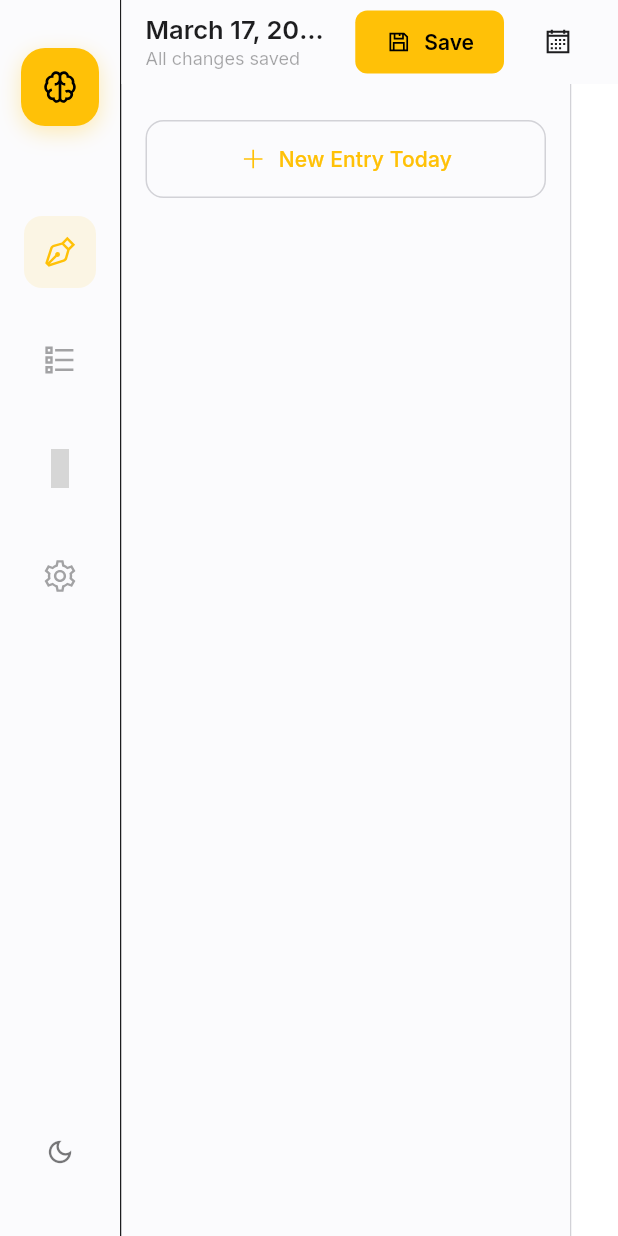
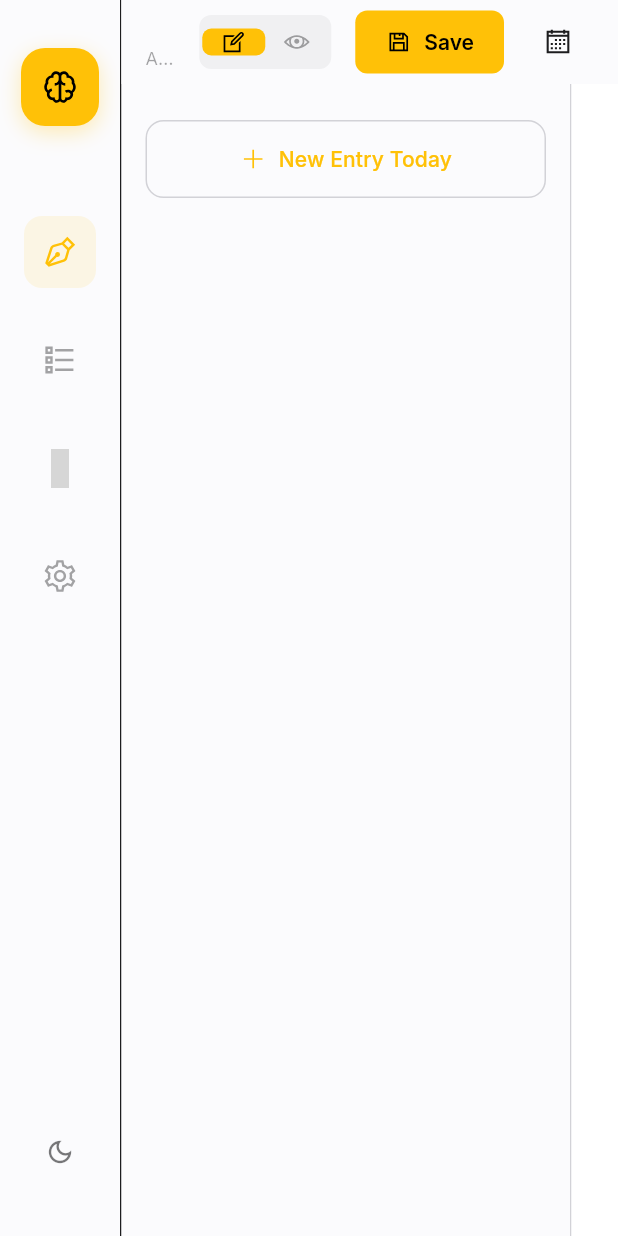
Before and after one commit to maskedsyntax/patterns, a Flutter app: the screen it shows after launch, on a phone screen of 412 x 824 dp. Run offline on Flutter 3.47's test engine with Material 3 defaults, Android fonts, the phone set to English and light mode, and no system bars; our stand-ins replace file_picker, fl_chart, flutter_markdown, flutter_riverpod, google_fonts, line_icons and 1 more; accounts and stored records are empty; grey boxes are pictures that could not be loaded.

Commit message:
Implement Markdown support in Journal with Edit/Preview modes and custom styling

```diff
--- a/lib/screens/journal_screen.dart
+++ b/lib/screens/journal_screen.dart
@@ -4,6 +4,7 @@ import 'package:flutter_riverpod/flutter_riverpod.dart';
 import 'package:google_fonts/google_fonts.dart';
 import 'package:intl/intl.dart';
 import 'package:line_icons/line_icons.dart';
+import 'package:flutter_markdown/flutter_markdown.dart';
 import '../providers/providers.dart';
 import '../models/models.dart';
 import '../database/db_helper.dart';
@@ -21,6 +22,7 @@ class _JournalScreenState extends ConsumerState<JournalScreen> {
   bool _isSaving = false;
   bool _hasUnsavedChanges = false;
   bool _initialLoadDone = false;
+  bool _isPreviewMode = false;
 
   @override
   void dispose() {
@@ -122,6 +124,31 @@ class _JournalScreenState extends ConsumerState<JournalScreen> {
           ],
         ),
         actions: [
+          Container(
+            height: 36,
+            decoration: BoxDecoration(
+              color: theme.colorScheme.onSurface.withOpacity(0.05),
+              borderRadius: BorderRadius.circular(8),
+            ),
+            padding: const EdgeInsets.all(2),
+            child: Row(
+              children: [
+                _ModeToggle(
+                  icon: LineIcons.edit,
+                  isSelected: !_isPreviewMode,
+                  onTap: () => setState(() => _isPreviewMode = false),
+                  theme: theme,
+                ),
+                _ModeToggle(
+                  icon: LineIcons.eye,
+                  isSelected: _isPreviewMode,
+                  onTap: () => setState(() => _isPreviewMode = true),
+                  theme: theme,
+                ),
+              ],
+            ),
+          ),
+          const SizedBox(width: 16),
           ElevatedButton.icon(
             onPressed: _isSaving ? null : _save,
             icon: _isSaving
@@ -202,7 +229,21 @@ class _JournalScreenState extends ConsumerState<JournalScreen> {
           Expanded(
             child: Container(
               color: theme.brightness == Brightness.dark ? const Color(0xFF050505) : Colors.white,
-              child: Padding(
+              child: _isPreviewMode
+                ? Markdown(
+                    data: _controller.text.isEmpty ? '*No content to preview*' : _controller.text,
+                    padding: const EdgeInsets.all(48),
+                    styleSheet: MarkdownStyleSheet(
+                      p: GoogleFonts.inter(fontSize: 18, height: 1.8, color: theme.colorScheme.onSurface.withOpacity(0.8)),
+                      h1: GoogleFonts.inter(fontSize: 32, fontWeight: FontWeight.w800, color: theme.colorScheme.primary),
+                      h2: GoogleFonts.inter(fontSize: 24, fontWeight: FontWeight.w700, color: theme.colorScheme.onSurface),
+                      blockquote: const TextStyle(color: Colors.grey),
+                      blockquoteDecoration: BoxDecoration(
+                        border: Border(left: BorderSide(color: theme.colorScheme.primary, width: 4)),
+                      ),
+                    ),
+                  )
+                : Padding(
                     padding: const EdgeInsets.fromLTRB(48, 48, 48, 0),
                     child: TextField(
                       controller: _controller,
@@ -220,7 +261,7 @@ class _JournalScreenState extends ConsumerState<JournalScreen> {
                         fontWeight: FontWeight.w400,
                       ),
                       decoration: InputDecoration(
-                    hintText: 'Start writing...',
+                        hintText: 'Start writing... (Markdown supported)',
                         hintStyle: TextStyle(color: theme.colorScheme.onSurface.withOpacity(0.2)),
                         filled: false,
                         enabledBorder: InputBorder.none,
@@ -232,6 +273,40 @@ class _JournalScreenState extends ConsumerState<JournalScreen> {
             ),
           ),
         ],
+      ),
+    );
+  }
+}
+
+class _ModeToggle extends StatelessWidget {
+  final IconData icon;
+  final bool isSelected;
+  final VoidCallback onTap;
+  final ThemeData theme;
+
+  const _ModeToggle({
+    required this.icon,
+    required this.isSelected,
+    required this.onTap,
+    required this.theme,
+  });
+
+  @override
+  Widget build(BuildContext context) {
+    return GestureDetector(
+      onTap: onTap,
+      child: AnimatedContainer(
+        duration: const Duration(milliseconds: 200),
+        padding: const EdgeInsets.symmetric(horizontal: 12),
+        decoration: BoxDecoration(
+          color: isSelected ? theme.colorScheme.primary : Colors.transparent,
+          borderRadius: BorderRadius.circular(6),
+        ),
+        child: Icon(
+          icon,
+          size: 18,
+          color: isSelected ? Colors.black : theme.colorScheme.onSurface.withOpacity(0.4)
+        ),
       ),
     );
   }
--- a/pubspec.yaml
+++ b/pubspec.yaml
@@ -44,6 +44,7 @@ dependencies:
   path: ^1.9.1
   file_picker: ^10.3.10
   fl_chart: ^1.2.0
+  flutter_markdown: ^0.7.7+1
 
 dev_dependencies:
   flutter_test:
```
Also changed, not shown: pubspec.lock, 2 other files. Lines whose indentation alone changed are shown as unchanged.
